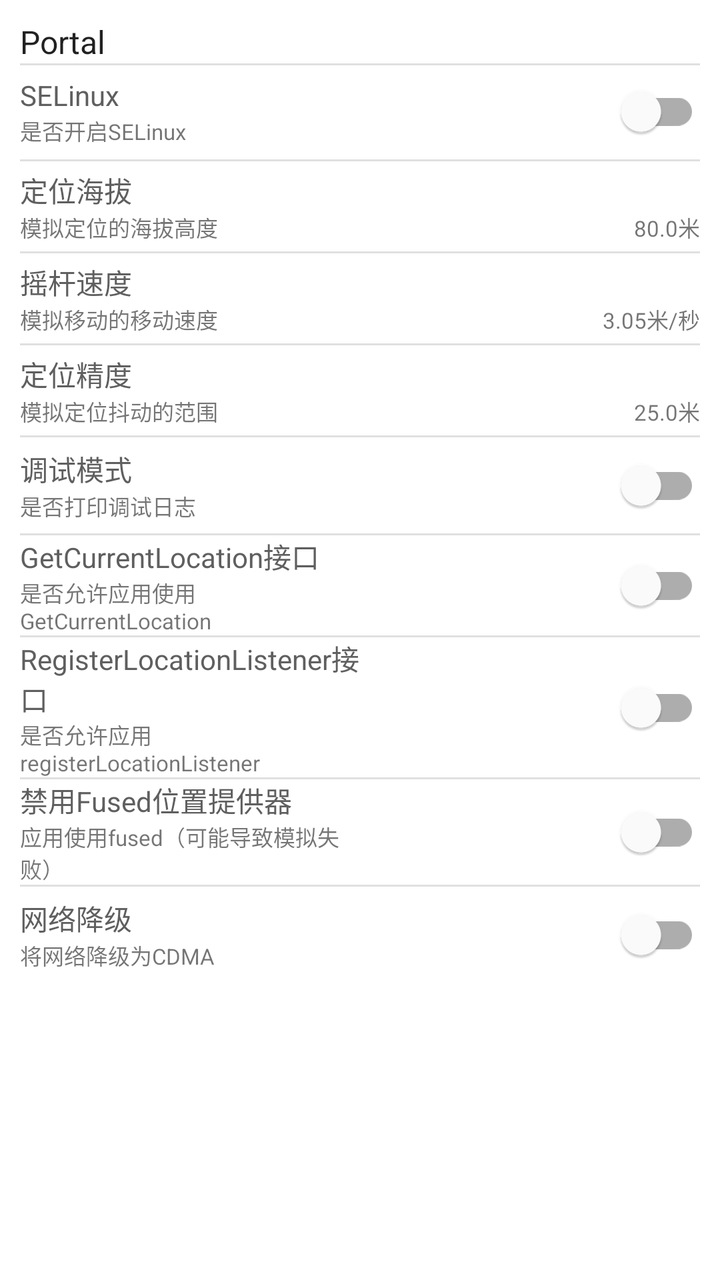
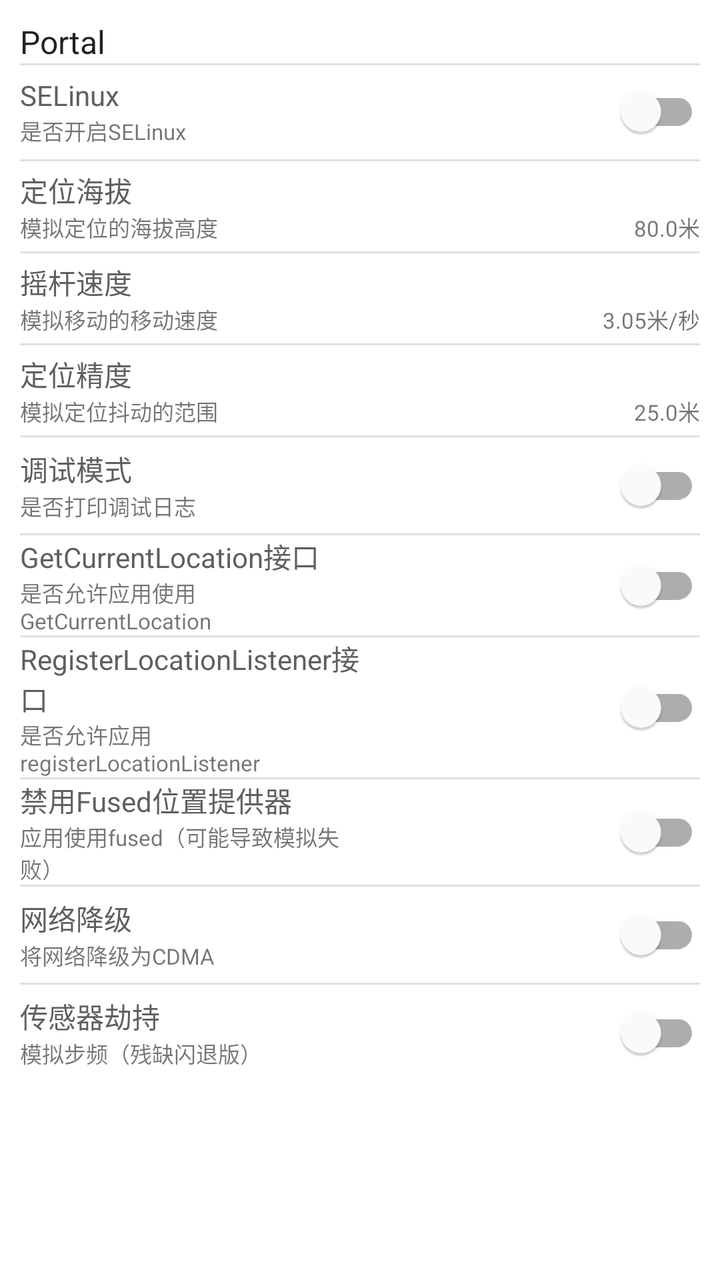

Screens rendered from an Android XML layout before and after an edit, with the pre-edit source and the edit as a unified diff.
<!-- AndroidManifest.xml: application theme AppTheme -->
<!-- res/layout/fragment_settings.xml -->
<?xml version="1.0" encoding="utf-8"?>
<androidx.constraintlayout.widget.ConstraintLayout xmlns:android="http://schemas.android.com/apk/res/android"
    xmlns:app="http://schemas.android.com/apk/res-auto"
    xmlns:tools="http://schemas.android.com/tools"
    android:layout_width="match_parent"
    android:layout_height="match_parent"
    android:padding="10dp"
    tools:context=".ui.settings.SettingsFragment">

    <com.google.android.material.textview.MaterialTextView
        android:id="@+id/settings_title"
        android:layout_width="wrap_content"
        android:layout_height="wrap_content"
        android:text="@string/app_name"
        style="@style/TextAppearance.AppCompat.Menu"
        app:layout_constraintTop_toTopOf="parent"
        app:layout_constraintStart_toStartOf="parent" />

    <com.google.android.material.divider.MaterialDivider
        android:layout_width="match_parent"
        android:layout_height="wrap_content"
        app:layout_constraintTop_toBottomOf="@id/settings_title"
        app:layout_constraintStart_toStartOf="parent" />

    <LinearLayout
        android:layout_width="match_parent"
        android:layout_height="wrap_content"
        android:orientation="vertical"
        app:layout_constraintTop_toBottomOf="@id/settings_title"
        app:layout_constraintStart_toStartOf="parent">

        <LinearLayout
            android:id="@+id/selinux_layout"
            android:layout_width="match_parent"
            android:layout_height="wrap_content"
            android:gravity="center_vertical"
            android:orientation="horizontal">
            <LinearLayout
                android:layout_width="0dp"
                android:layout_height="wrap_content"
                android:layout_weight="1"
                android:orientation="vertical"
                android:gravity="center_vertical">
                <com.google.android.material.textview.MaterialTextView
                    android:layout_width="wrap_content"
                    android:layout_height="wrap_content"
                    android:text="@string/selinux"
                    android:textColor="@color/portal_mini_title_color" />
                <com.google.android.material.textview.MaterialTextView
                    android:layout_width="wrap_content"
                    android:layout_height="wrap_content"
                    android:text="@string/need_open_selinux"
                    android:textSize="11sp" />
            </LinearLayout>
            <com.google.android.material.switchmaterial.SwitchMaterial
                android:id="@+id/selinux_switch"
                android:layout_width="0dp"
                android:layout_weight="1"
                android:layout_height="wrap_content"
                android:layout_gravity="center_vertical"
                app:useMaterialThemeColors="true"/>
        </LinearLayout>

        <com.google.android.material.divider.MaterialDivider
            android:layout_width="match_parent"
            android:layout_height="wrap_content"
            app:layout_constraintTop_toBottomOf="@id/selinux_layout"
            app:layout_constraintStart_toStartOf="parent" />

        <androidx.constraintlayout.widget.ConstraintLayout
            android:id="@+id/altitude_layout"
            android:layout_width="match_parent"
            android:layout_height="wrap_content"
            android:gravity="center_vertical"
            android:layout_marginTop="4dp"
            android:layout_marginBottom="4dp">

            <com.google.android.material.textview.MaterialTextView
                android:id="@+id/altitude_title"
                android:layout_width="wrap_content"
                android:layout_height="wrap_content"
                android:text="@string/altitude"
                android:textColor="@color/portal_mini_title_color"
                app:layout_constraintStart_toStartOf="parent"
                app:layout_constraintTop_toTopOf="parent"/>

            <com.google.android.material.textview.MaterialTextView
                android:id="@+id/altitude_desc"
                android:layout_width="wrap_content"
                android:layout_height="wrap_content"
                android:text="@string/altitude_desc"
                android:textSize="11sp"
                app:layout_constraintStart_toStartOf="parent"
                app:layout_constraintTop_toBottomOf="@id/altitude_title"/>

            <com.google.android.material.textview.MaterialTextView
                android:id="@+id/altitude_value"
                android:layout_width="wrap_content"
                android:layout_height="wrap_content"
                android:text="80.0米"
                android:textSize="11sp"
                app:layout_constraintTop_toBottomOf="@id/altitude_title"
                app:layout_constraintEnd_toEndOf="parent" />

        </androidx.constraintlayout.widget.ConstraintLayout>

        <com.google.android.material.divider.MaterialDivider
            android:layout_width="match_parent"
            android:layout_height="wrap_content"
            app:layout_constraintTop_toBottomOf="@id/altitude_layout"
            app:layout_constraintStart_toStartOf="parent" />

        <androidx.constraintlayout.widget.ConstraintLayout
            android:id="@+id/speed_layout"
            android:layout_width="match_parent"
            android:layout_height="wrap_content"
            android:gravity="center_vertical"
            android:layout_marginTop="4dp"
            android:layout_marginBottom="4dp">

            <com.google.android.material.textview.MaterialTextView
                android:id="@+id/speed_title"
                android:layout_width="wrap_content"
                android:layout_height="wrap_content"
                android:text="@string/rocker_speed"
                android:textColor="@color/portal_mini_title_color"
                app:layout_constraintStart_toStartOf="parent"
                app:layout_constraintTop_toTopOf="parent"/>

            <com.google.android.material.textview.MaterialTextView
                android:id="@+id/speed_desc"
                android:layout_width="wrap_content"
                android:layout_height="wrap_content"
                android:text="@string/rocker_speed_desc"
                android:textSize="11sp"
                app:layout_constraintStart_toStartOf="parent"
                app:layout_constraintTop_toBottomOf="@id/speed_title"/>

            <com.google.android.material.textview.MaterialTextView
                android:id="@+id/speed_value"
                android:layout_width="wrap_content"
                android:layout_height="wrap_content"
                android:text="3.05米/秒"
                android:textSize="11sp"
                app:layout_constraintTop_toBottomOf="@id/speed_title"
                app:layout_constraintEnd_toEndOf="parent" />

        </androidx.constraintlayout.widget.ConstraintLayout>

        <com.google.android.material.divider.MaterialDivider
            android:layout_width="match_parent"
            android:layout_height="wrap_content"
            app:layout_constraintTop_toBottomOf="@id/speed_layout"
            app:layout_constraintStart_toStartOf="parent" />

        <androidx.constraintlayout.widget.ConstraintLayout
            android:id="@+id/accuracy_layout"
            android:layout_width="match_parent"
            android:layout_height="wrap_content"
            android:gravity="center_vertical"
            android:layout_marginTop="4dp"
            android:layout_marginBottom="4dp">

            <com.google.android.material.textview.MaterialTextView
                android:id="@+id/accuracy_title"
                android:layout_width="wrap_content"
                android:layout_height="wrap_content"
                android:text="@string/accuracy"
                android:textColor="@color/portal_mini_title_color"
                app:layout_constraintStart_toStartOf="parent"
                app:layout_constraintTop_toTopOf="parent"/>

            <com.google.android.material.textview.MaterialTextView
                android:id="@+id/accuracy_desc"
                android:layout_width="wrap_content"
                android:layout_height="wrap_content"
                android:text="@string/accuracy_desc"
                android:textSize="11sp"
                app:layout_constraintStart_toStartOf="parent"
                app:layout_constraintTop_toBottomOf="@id/accuracy_title"/>

            <com.google.android.material.textview.MaterialTextView
                android:id="@+id/accuracy_value"
                android:layout_width="wrap_content"
                android:layout_height="wrap_content"
                android:text="25.0米"
                android:textSize="11sp"
                app:layout_constraintTop_toBottomOf="@id/accuracy_title"
                app:layout_constraintEnd_toEndOf="parent" />

        </androidx.constraintlayout.widget.ConstraintLayout>

        <com.google.android.material.divider.MaterialDivider
            android:layout_width="match_parent"
            android:layout_height="wrap_content"
            app:layout_constraintTop_toBottomOf="@id/accuracy_layout"
            app:layout_constraintStart_toStartOf="parent" />

        <LinearLayout
            android:id="@+id/debug_layout"
            android:layout_width="match_parent"
            android:layout_height="wrap_content"
            android:gravity="center_vertical"
            android:orientation="horizontal">
            <LinearLayout
                android:layout_width="0dp"
                android:layout_height="wrap_content"
                android:layout_weight="1"
                android:orientation="vertical"
                android:gravity="center_vertical">
                <com.google.android.material.textview.MaterialTextView
                    android:layout_width="wrap_content"
                    android:layout_height="wrap_content"
                    android:text="@string/debug"
                    android:textColor="@color/portal_mini_title_color" />
                <com.google.android.material.textview.MaterialTextView
                    android:layout_width="wrap_content"
                    android:layout_height="wrap_content"
                    android:text="@string/debug_desc"
                    android:textSize="11sp" />
            </LinearLayout>
            <com.google.android.material.switchmaterial.SwitchMaterial
                android:id="@+id/debug_switch"
                android:layout_width="0dp"
                android:layout_weight="1"
                android:layout_height="wrap_content"
                android:layout_gravity="center_vertical"
                app:useMaterialThemeColors="true"/>
        </LinearLayout>

        <com.google.android.material.divider.MaterialDivider
            android:layout_width="match_parent"
            android:layout_height="wrap_content"
            app:layout_constraintTop_toBottomOf="@id/debug_layout"
            app:layout_constraintStart_toStartOf="parent" />

        <LinearLayout
            android:id="@+id/dgc_layout"
            android:layout_width="match_parent"
            android:layout_height="wrap_content"
            android:gravity="center_vertical"
            android:orientation="horizontal">
            <LinearLayout
                android:layout_width="0dp"
                android:layout_height="wrap_content"
                android:layout_weight="1"
                android:orientation="vertical"
                android:gravity="center_vertical">
                <com.google.android.material.textview.MaterialTextView
                    android:layout_width="wrap_content"
                    android:layout_height="wrap_content"
                    android:text="@string/dgc"
                    android:textColor="@color/portal_mini_title_color" />
                <com.google.android.material.textview.MaterialTextView
                    android:layout_width="wrap_content"
                    android:layout_height="wrap_content"
                    android:text="@string/dgc_desc"
                    android:textSize="11sp" />
            </LinearLayout>
            <com.google.android.material.switchmaterial.SwitchMaterial
                android:id="@+id/dgc_switch"
                android:layout_width="0dp"
                android:layout_weight="1"
                android:layout_height="wrap_content"
                android:layout_gravity="center_vertical"
                app:useMaterialThemeColors="true"/>
        </LinearLayout>

        <com.google.android.material.divider.MaterialDivider
            android:layout_width="match_parent"
            android:layout_height="wrap_content"
            app:layout_constraintTop_toBottomOf="@id/dgc_layout"
            app:layout_constraintStart_toStartOf="parent" />

        <LinearLayout
            android:id="@+id/rll_layout"
            android:layout_width="match_parent"
            android:layout_height="wrap_content"
            android:gravity="center_vertical"
            android:orientation="horizontal">
            <LinearLayout
                android:layout_width="0dp"
                android:layout_height="wrap_content"
                android:layout_weight="1"
                android:orientation="vertical"
                android:gravity="center_vertical">
                <com.google.android.material.textview.MaterialTextView
                    android:layout_width="wrap_content"
                    android:layout_height="wrap_content"
                    android:text="@string/rll"
                    android:textColor="@color/portal_mini_title_color" />
                <com.google.android.material.textview.MaterialTextView
                    android:layout_width="wrap_content"
                    android:layout_height="wrap_content"
                    android:text="@string/rll_desc"
                    android:textSize="11sp" />
            </LinearLayout>
            <com.google.android.material.switchmaterial.SwitchMaterial
                android:id="@+id/rll_switch"
                android:layout_width="0dp"
                android:layout_weight="1"
                android:layout_height="wrap_content"
                android:layout_gravity="center_vertical"
                app:useMaterialThemeColors="true"/>
        </LinearLayout>

        <com.google.android.material.divider.MaterialDivider
            android:layout_width="match_parent"
            android:layout_height="wrap_content"
            app:layout_constraintTop_toBottomOf="@id/rll_layout"
            app:layout_constraintStart_toStartOf="parent" />

        <LinearLayout
            android:id="@+id/dfused_layout"
            android:layout_width="match_parent"
            android:layout_height="wrap_content"
            android:gravity="center_vertical"
            android:orientation="horizontal">
            <LinearLayout
                android:layout_width="0dp"
                android:layout_height="wrap_content"
                android:layout_weight="1"
                android:orientation="vertical"
                android:gravity="center_vertical">
                <com.google.android.material.textview.MaterialTextView
                    android:layout_width="wrap_content"
                    android:layout_height="wrap_content"
                    android:text="@string/dfused"
                    android:textColor="@color/portal_mini_title_color" />
                <com.google.android.material.textview.MaterialTextView
                    android:layout_width="wrap_content"
                    android:layout_height="wrap_content"
                    android:text="@string/dfused_desc"
                    android:textSize="11sp" />
            </LinearLayout>
            <com.google.android.material.switchmaterial.SwitchMaterial
                android:id="@+id/dfused_switch"
                android:layout_width="0dp"
                android:layout_weight="1"
                android:layout_height="wrap_content"
                android:layout_gravity="center_vertical"
                app:useMaterialThemeColors="true"/>
        </LinearLayout>

        <com.google.android.material.divider.MaterialDivider
            android:layout_width="match_parent"
            android:layout_height="wrap_content"
            app:layout_constraintTop_toBottomOf="@id/dfused_layout"
            app:layout_constraintStart_toStartOf="parent" />

        <LinearLayout
            android:id="@+id/cdma_layout"
            android:layout_width="match_parent"
            android:layout_height="wrap_content"
            android:gravity="center_vertical"
            android:orientation="horizontal">
            <LinearLayout
                android:layout_width="0dp"
                android:layout_height="wrap_content"
                android:layout_weight="1"
                android:orientation="vertical"
                android:gravity="center_vertical">
                <com.google.android.material.textview.MaterialTextView
                    android:layout_width="wrap_content"
                    android:layout_height="wrap_content"
                    android:text="@string/cdma"
                    android:textColor="@color/portal_mini_title_color" />
                <com.google.android.material.textview.MaterialTextView
                    android:layout_width="wrap_content"
                    android:layout_height="wrap_content"
                    android:text="@string/cdma_desc"
                    android:textSize="11sp" />
            </LinearLayout>
            <com.google.android.material.switchmaterial.SwitchMaterial
                android:id="@+id/cdma_switch"
                android:layout_width="0dp"
                android:layout_weight="1"
                android:layout_height="wrap_content"
                android:layout_gravity="center_vertical"
                app:useMaterialThemeColors="true"/>
        </LinearLayout>
    </LinearLayout>

</androidx.constraintlayout.widget.ConstraintLayout>
<!-- resources referenced by this layout -->
<resources>
  <color name="portal_mini_title_color">#5F5F5F</color>
  <string name="accuracy">定位精度</string>
  <string name="accuracy_desc">模拟定位抖动的范围</string>
  <string name="altitude">定位海拔</string>
  <string name="altitude_desc">模拟定位的海拔高度</string>
  <string name="app_name">Portal</string>
  <string name="cdma">网络降级</string>
  <string name="cdma_desc">将网络降级为CDMA</string>
  <string name="debug">调试模式</string>
  <string name="debug_desc">是否打印调试日志</string>
  <string name="dfused">禁用Fused位置提供器</string>
  <string name="dfused_desc">应用使用fused（可能导致模拟失败）</string>
  <string name="dgc">GetCurrentLocation接口</string>
  <string name="dgc_desc">是否允许应用使用GetCurrentLocation</string>
  <string name="need_open_selinux">是否开启SELinux</string>
  <string name="rll">RegisterLocationListener接口</string>
  <string name="rll_desc">是否允许应用registerLocationListener</string>
  <string name="rocker_speed">摇杆速度</string>
  <string name="rocker_speed_desc">模拟移动的移动速度</string>
  <string name="selinux">SELinux</string>
  <style name="AppTheme" parent="Theme.MaterialComponents.Light.NoActionBar">
          <item name="colorPrimaryVariant">@color/purple_700</item>
          <item name="colorOnPrimary">@color/white</item>
          <item name="colorSecondary">@color/portal_appbar_color</item>
          <item name="colorSecondaryVariant">@color/portal_appbar_color_center</item>
          <item name="colorOnSecondary">@color/white</item>
  
          <item name="colorPrimary">@color/portal_appbar_color</item>
          <item name="colorPrimaryDark">@color/portal_appbar_color</item>
  
          <item name="android:statusBarColor">@android:color/transparent</item>
          <item name="windowActionModeOverlay">true</item>
          <item name="windowActionBar">false</item>
          <item name="windowNoTitle">true</item>
          <item name="android:windowDrawsSystemBarBackgrounds">true</item>
          <item name="android:windowTranslucentStatus">true</item>
  
          <item name="colorControlNormal">@color/white</item>
          <item name="colorControlActivated">@color/portal_appbar_color_dark</item>
          <item name="colorControlHighlight">@color/white</item>
  
          <item name="android:textColorHint">@android:color/white</item>
          <item name="android:editTextColor">@android:color/white</item>
  
          <item name="searchViewStyle">@style/Portal.SearchViewStyle</item>
  
          <item name="selectableItemBackgroundBorderless">@drawable/ripple_effect</item>
  
          <item name="sliderStyle">@style/Portal.SliderTheme</item>
      </style>
  <color name="purple_700">#FF3700B3</color>
  <color name="white">#FFFFFFFF</color>
  <color name="portal_appbar_color">#5F5F5F</color>
  <color name="portal_appbar_color_center">#494949</color>
  <color name="portal_appbar_color_dark">#373737</color>
  <style name="Portal.SearchViewStyle" parent="Widget.AppCompat.SearchView">
      </style>
  <!-- drawable ripple_effect (drawable) -->
  <ripple xmlns:android="http://schemas.android.com/apk/res/android"
      android:color="@color/selected_color">
      <item android:id="@android:id/mask" android:drawable="@color/white"/>
  </ripple >
  <style name="Portal.SliderTheme" parent="Widget.MaterialComponents.Slider">
  
      </style>
  <color name="selected_color">#BCBCBC</color>
</resources>

<!-- the commit's change to res/layout/fragment_settings.xml (unified diff, before → after) -->
@@ -379,6 +379,44 @@
                 android:layout_gravity="center_vertical"
                 app:useMaterialThemeColors="true"/>
         </LinearLayout>
+
+        <com.google.android.material.divider.MaterialDivider
+            android:layout_width="match_parent"
+            android:layout_height="wrap_content"
+            app:layout_constraintTop_toBottomOf="@id/cdma_layout"
+            app:layout_constraintStart_toStartOf="parent" />
+
+        <LinearLayout
+            android:id="@+id/sensor_hook_layout"
+            android:layout_width="match_parent"
+            android:layout_height="wrap_content"
+            android:gravity="center_vertical"
+            android:orientation="horizontal">
+            <LinearLayout
+                android:layout_width="0dp"
+                android:layout_height="wrap_content"
+                android:layout_weight="1"
+                android:orientation="vertical"
+                android:gravity="center_vertical">
+                <com.google.android.material.textview.MaterialTextView
+                    android:layout_width="wrap_content"
+                    android:layout_height="wrap_content"
+                    android:text="@string/hook_sensor"
+                    android:textColor="@color/portal_mini_title_color" />
+                <com.google.android.material.textview.MaterialTextView
+                    android:layout_width="wrap_content"
+                    android:layout_height="wrap_content"
+                    android:text="@string/hook_sensor_desc"
+                    android:textSize="11sp" />
+            </LinearLayout>
+            <com.google.android.material.switchmaterial.SwitchMaterial
+                android:id="@+id/sensor_hook_switch"
+                android:layout_width="0dp"
+                android:layout_weight="1"
+                android:layout_height="wrap_content"
+                android:layout_gravity="center_vertical"
+                app:useMaterialThemeColors="true"/>
+        </LinearLayout>
     </LinearLayout>
 
 </androidx.constraintlayout.widget.ConstraintLayout>
<!-- resource entries referenced after the edit -->
@@ -14,6 +14,8 @@
   <string name="dfused_desc">应用使用fused（可能导致模拟失败）</string>
   <string name="dgc">GetCurrentLocation接口</string>
   <string name="dgc_desc">是否允许应用使用GetCurrentLocation</string>
+  <string name="hook_sensor">传感器劫持</string>
+  <string name="hook_sensor_desc">模拟步频（残缺闪退版）</string>
   <string name="need_open_selinux">是否开启SELinux</string>
   <string name="rll">RegisterLocationListener接口</string>
   <string name="rll_desc">是否允许应用registerLocationListener</string>
